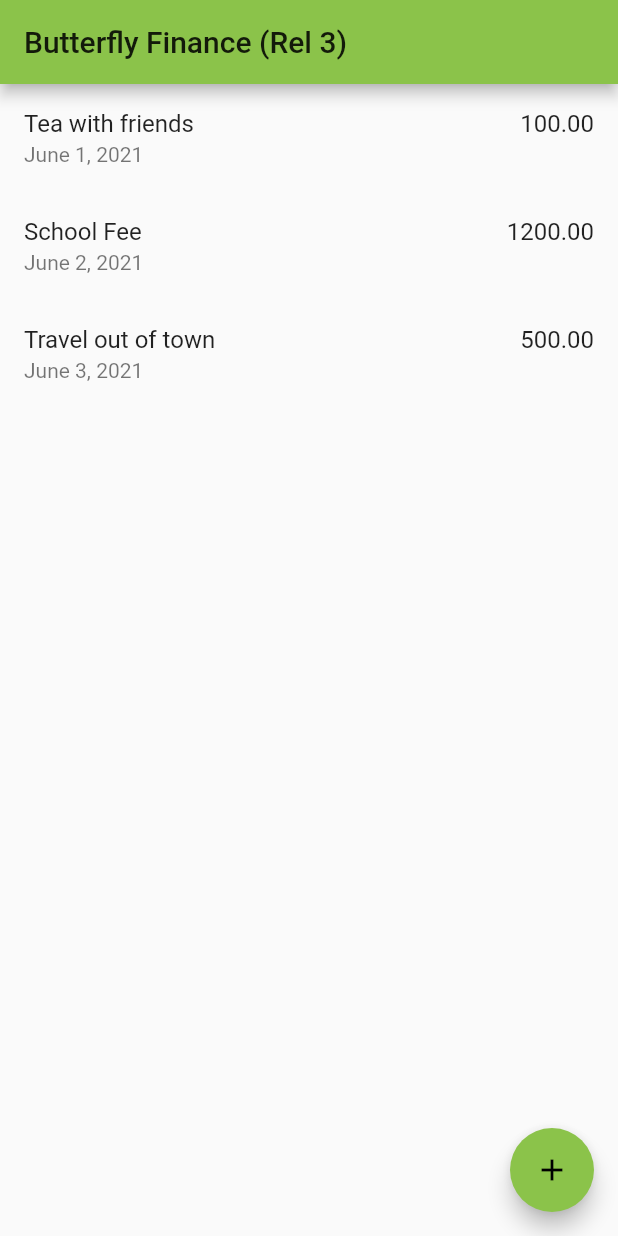
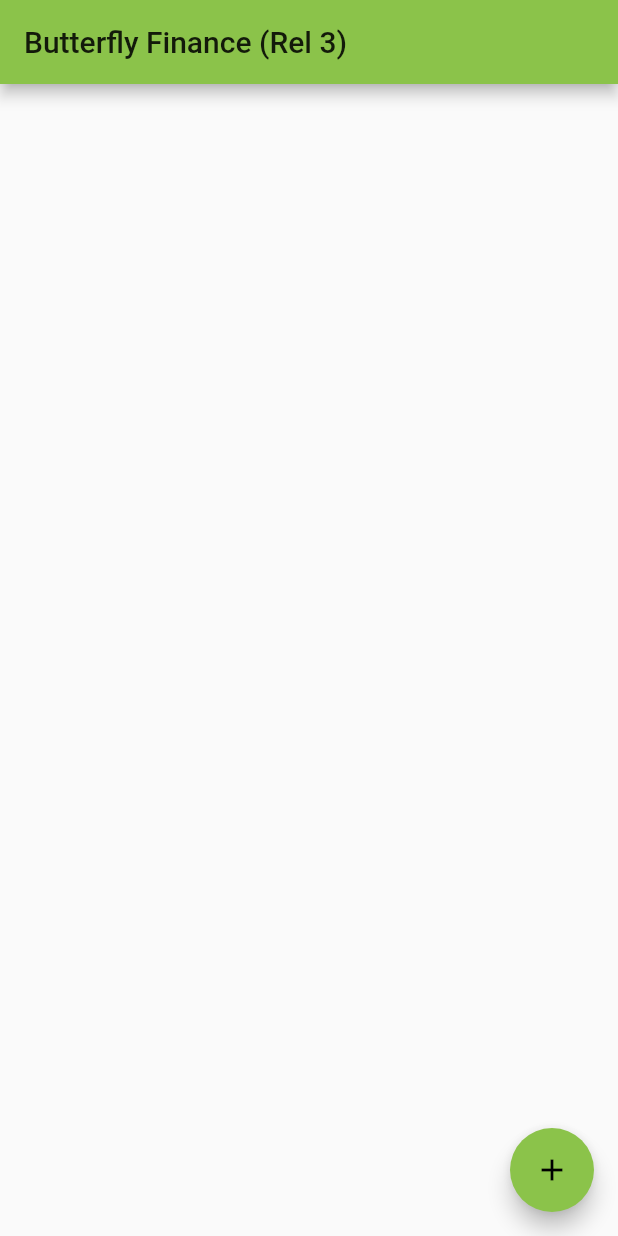
Before and after one commit to anoopramanujam/butterfly_finance, a Flutter app: the screen it shows after launch, on a phone screen of 412 x 824 dp. Run offline on Flutter 3.47's test engine with Material 2 defaults, Android fonts, the phone set to English and light mode, and no system bars.

```diff
--- a/lib/main.dart
+++ b/lib/main.dart
@@ -1,9 +1,12 @@
 import 'package:flutter/material.dart';
+import 'package:provider/provider.dart';
 
 import './screens/home/home.dart';
+import './notifiers/transaction_notifier.dart';
 
 void main() {
-  runApp(MyApp());
+  runApp(ChangeNotifierProvider(
+      create: (context) => TransactionNotifier(), child: MyApp()));
 }
 
 class MyApp extends StatelessWidget {
--- /dev/null
+++ b/lib/notifiers/transaction_notifier.dart
@@ -0,0 +1,15 @@
+import 'package:flutter/material.dart';
+import '../models/transaction_model.dart';
+
+class TransactionNotifier with ChangeNotifier {
+  final List<TransactionModel> _transactions = [];
+
+  List<TransactionModel> get transactions {
+    return _transactions;
+  }
+
+  void add(TransactionModel transaction) {
+    _transactions.add(transaction);
+    notifyListeners();
+  }
+}
--- a/lib/screens/home/home.dart
+++ b/lib/screens/home/home.dart
@@ -1,36 +1,17 @@
 import 'package:flutter/material.dart';
-import 'package:intl/intl.dart';
 
 import '../../utils/constants.dart';
-import '../../models/transaction_model.dart';
 import '../../screens/transactions/transaction_screen.dart';
+import './transaction_list.dart';
 
 class HomeScreen extends StatelessWidget {
-  final List<TransactionModel> transactions = [
-    TransactionModel(
-        txnDate: DateTime(2021, 6, 1),
-        amount: 100.00,
-        description: 'Tea with friends'),
-    TransactionModel(
-        txnDate: DateTime(2021, 6, 2),
-        amount: 1200.00,
-        description: 'School Fee'),
-    TransactionModel(
-        txnDate: DateTime(2021, 6, 3),
-        amount: 500.00,
-        description: 'Travel out of town'),
-  ];
   @override
   Widget build(BuildContext context) {
     return Scaffold(
       appBar: AppBar(
         title: const Text(Constants.titleHome),
       ),
-      body: (ListView.builder(
-          itemCount: transactions.length,
-          itemBuilder: (BuildContext _context, int i) {
-            return _buildRow(transactions[i]);
-          })),
+      body: TransactionList(),
       floatingActionButton: FloatingActionButton(
         onPressed: () {
           Navigator.push(
@@ -39,22 +20,7 @@ class HomeScreen extends StatelessWidget {
           );
         },
         child: const Icon(Icons.add),
-        // backgroundColor: Colors.green,
       ),
     );
   }
-
-  Widget _buildRow(TransactionModel transaction) {
-    final String txnDate = DateFormat.yMMMMd().format(transaction.txnDate);
-    return (ListTile(
-      title: Row(
-        mainAxisAlignment: MainAxisAlignment.spaceBetween,
-        children: [
-          Text(transaction.description),
-          Text(transaction.amount.toStringAsFixed(Constants.decimalPlaces)),
-        ],
-      ),
-      subtitle: Text(txnDate),
-    ));
-  }
 }
--- /dev/null
+++ b/lib/screens/home/transaction_list.dart
@@ -0,0 +1,34 @@
+import 'package:flutter/material.dart';
+import 'package:intl/intl.dart';
+import 'package:provider/provider.dart';
+
+import '../../utils/constants.dart';
+import '../../models/transaction_model.dart';
+import '../../notifiers/transaction_notifier.dart';
+
+class TransactionList extends StatelessWidget {
+  @override
+  Widget build(BuildContext context) {
+    List<TransactionModel> _transactions =
+        context.watch<TransactionNotifier>().transactions;
+    return ListView.builder(
+        itemCount: _transactions.length,
+        itemBuilder: (BuildContext _context, int i) {
+          return _buildRow(_transactions[i]);
+        });
+  }
+
+  Widget _buildRow(TransactionModel transaction) {
+    final String txnDate = DateFormat.yMMMMd().format(transaction.txnDate);
+    return (ListTile(
+      title: Row(
+        mainAxisAlignment: MainAxisAlignment.spaceBetween,
+        children: [
+          Text(transaction.description),
+          Text(transaction.amount.toStringAsFixed(Constants.decimalPlaces)),
+        ],
+      ),
+      subtitle: Text(txnDate),
+    ));
+  }
+}
--- a/pubspec.yaml
+++ b/pubspec.yaml
@@ -15,7 +15,7 @@ publish_to: 'none' # Remove this line if you wish to publish to pub.dev
 # In iOS, build-name is used as CFBundleShortVersionString while build-number used as CFBundleVersion.
 # Read more about iOS versioning at
 # https://developer.apple.com/library/archive/documentation/General/Reference/InfoPlistKeyReference/Articles/CoreFoundationKeys.html
-version: 1.0.2+3
+version: 1.0.3+4
 
 environment:
   sdk: ">=2.12.0 <3.0.0"
@@ -24,6 +24,7 @@ dependencies:
   flutter:
     sdk: flutter
   intl: ^0.17.0
+  provider: ^5.0.0
 
   # The following adds the Cupertino Icons font to your application.
   # Use with the CupertinoIcons class for iOS style icons.
```
Also changed, not shown: lib/screens/transactions/transaction_screen.dart (+15 -4 lines), pubspec.lock.
